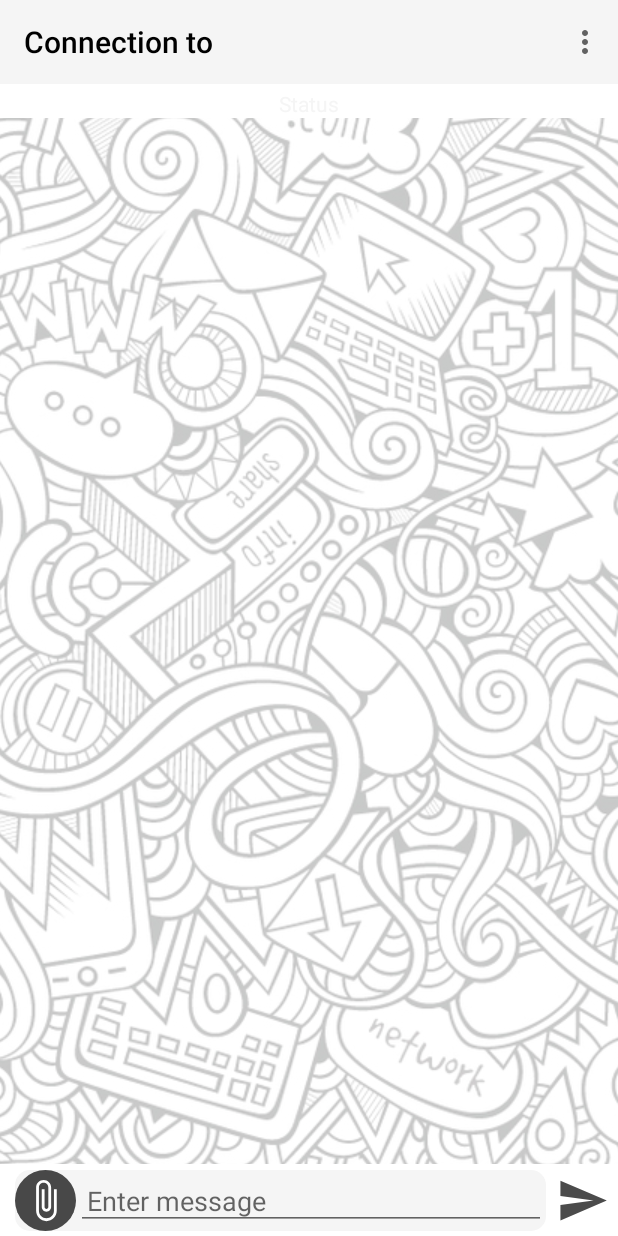
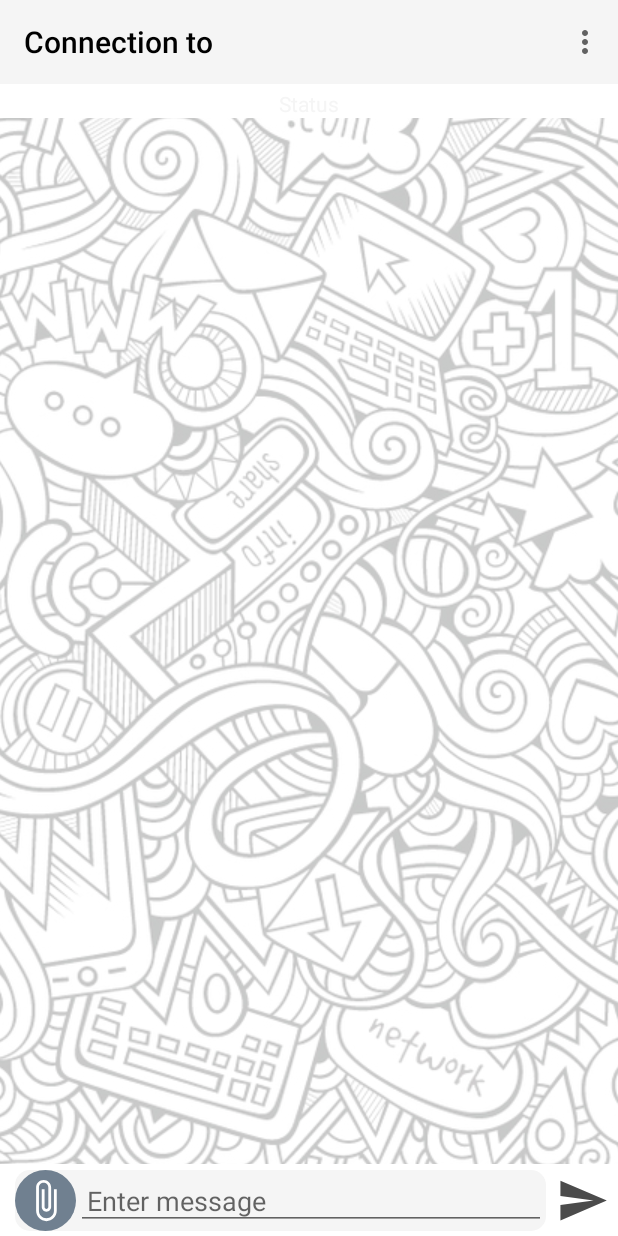
Before and after one commit to appledora/P2P-chat-socket-implementation-on-android, an Android app: the chatClient screen opened directly, with no data from a screen before it, on a phone screen of 412 x 824 dp. Run offline under Robolectric (Android 15) with nearby library versions, the light colour scheme and no system bars; libraries missing offline, so code that uses them is left out: com.flask.colorpicker.

Commit message:
UI Tweaks

```diff
--- a/app/src/main/res/drawable/file_send_shape.xml
+++ b/app/src/main/res/drawable/file_send_shape.xml
@@ -1,6 +1,6 @@
 <shape xmlns:android="http://schemas.android.com/apk/res/android"
     android:shape="oval">
-    <solid android:color="@color/colorPrimaryLight" />
+    <solid android:color="#708090" />
     <size
         android:width="20dp"
         android:height="20dp" />
```
Also changed, not shown: app/src/main/java/com/tgc/researchchat/chatClient.java (+18 -19 lines).
